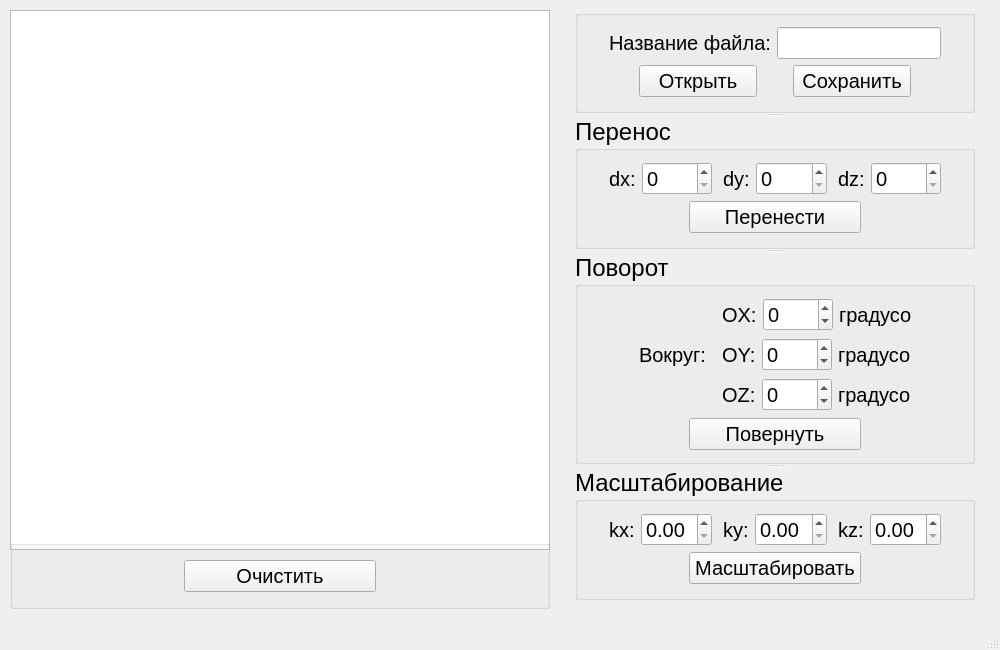
Before: the Qt Designer form LR_1/LR_1/mainwindow.ui in Gr1dlock/OOP, drawn with Qt 5.
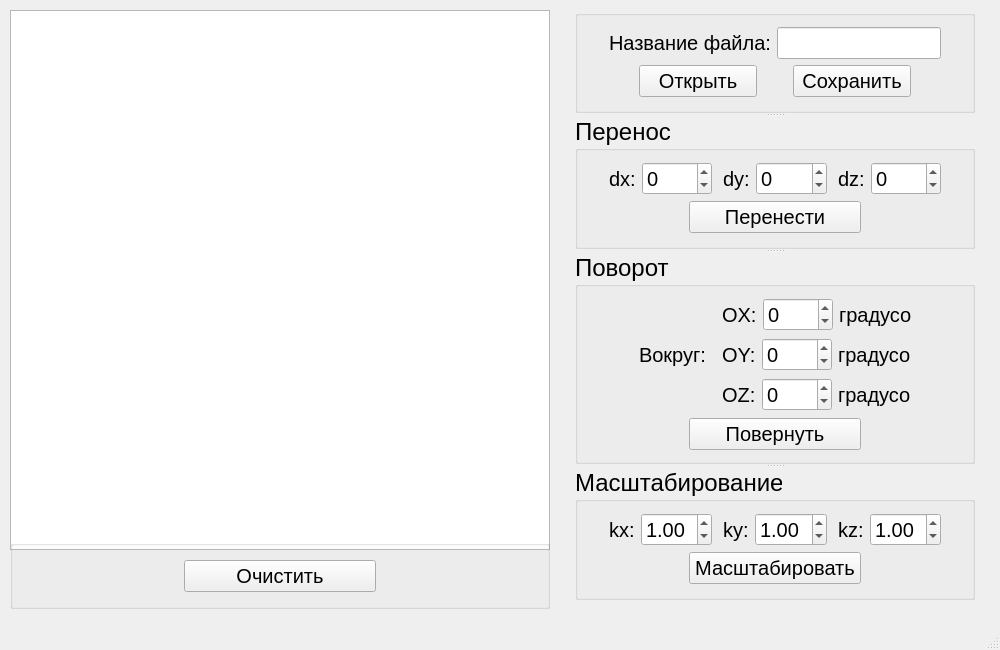
After: the same form once the commit is applied.

```diff
--- a/LR_1/LR_1/mainwindow.ui
+++ b/LR_1/LR_1/mainwindow.ui
@@ -298,6 +298,9 @@
               <pointsize>15</pointsize>
              </font>
             </property>
+            <property name="minimum">
+             <number>-1000</number>
+            </property>
             <property name="maximum">
              <number>1000</number>
             </property>
@@ -345,6 +348,9 @@
               <pointsize>15</pointsize>
              </font>
             </property>
+            <property name="minimum">
+             <number>-1000</number>
+            </property>
             <property name="maximum">
              <number>1000</number>
             </property>
@@ -392,6 +398,9 @@
               <pointsize>15</pointsize>
              </font>
             </property>
+            <property name="minimum">
+             <number>-1000</number>
+            </property>
             <property name="maximum">
              <number>1000</number>
             </property>
@@ -836,6 +845,12 @@
               <pointsize>15</pointsize>
              </font>
             </property>
+            <property name="minimum">
+             <double>0.010000000000000</double>
+            </property>
+            <property name="value">
+             <double>1.000000000000000</double>
+            </property>
            </widget>
           </item>
          </layout>
@@ -877,6 +892,12 @@
               <pointsize>15</pointsize>
              </font>
             </property>
+            <property name="minimum">
+             <double>0.010000000000000</double>
+            </property>
+            <property name="value">
+             <double>1.000000000000000</double>
+            </property>
            </widget>
           </item>
          </layout>
@@ -918,6 +939,12 @@
               <pointsize>15</pointsize>
              </font>
             </property>
+            <property name="minimum">
+             <double>0.010000000000000</double>
+            </property>
+            <property name="value">
+             <double>1.000000000000000</double>
+            </property>
            </widget>
           </item>
          </layout>
```
